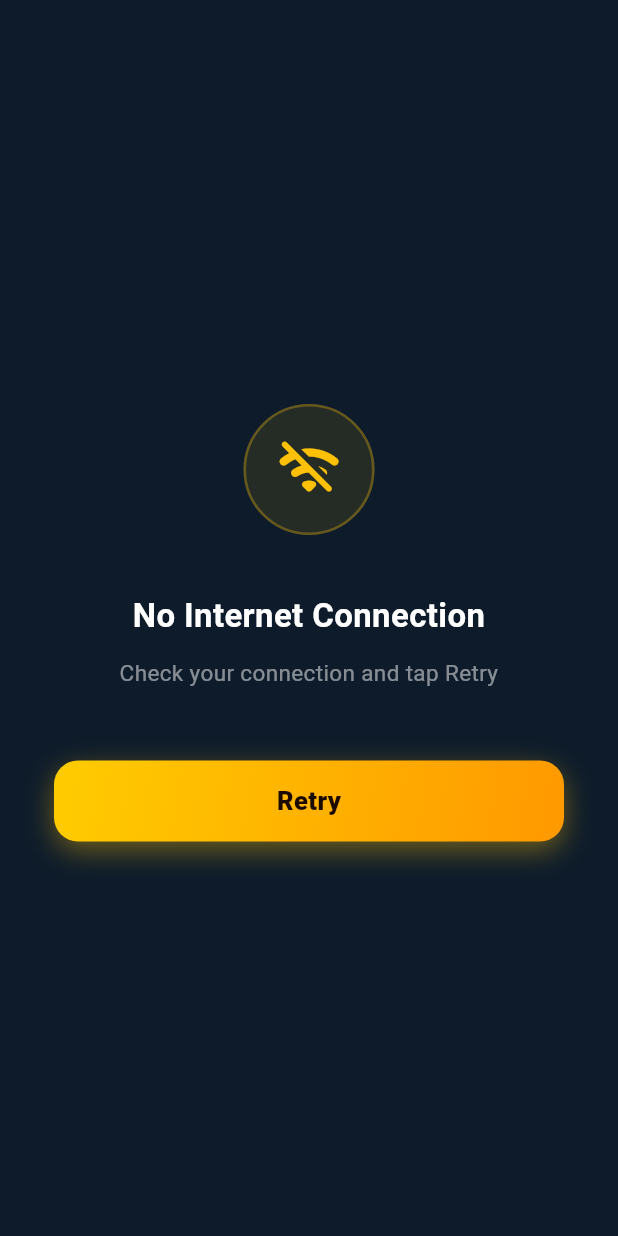
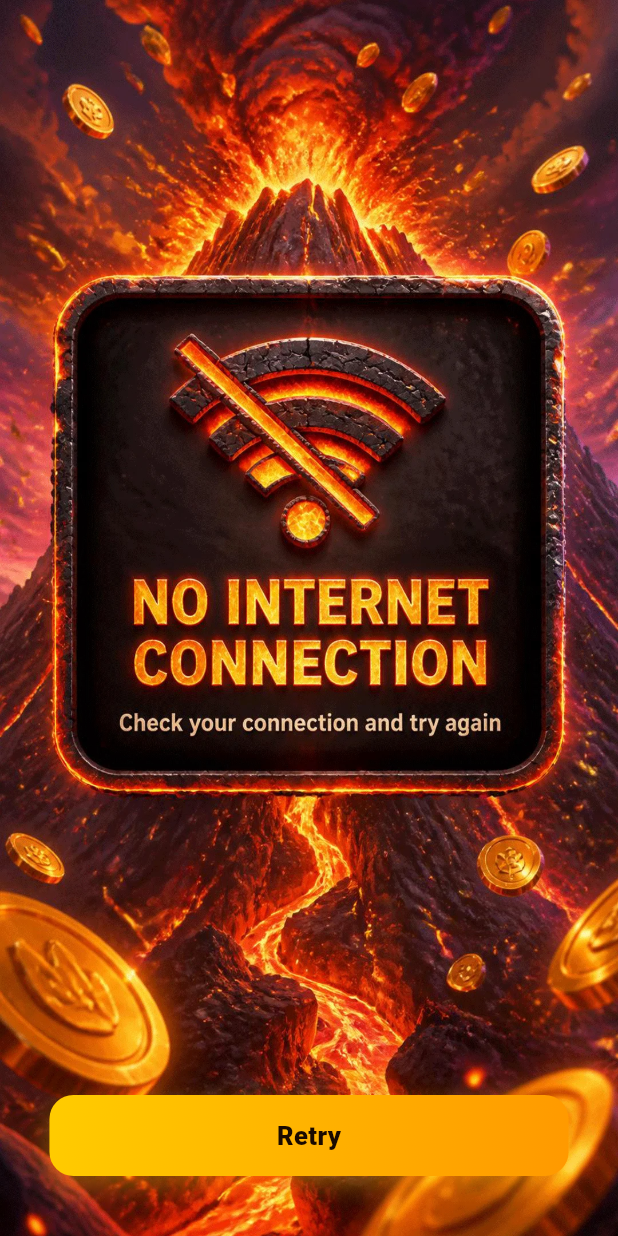
Before and after one commit to MikhailLB/LavaPickRun, a Flutter app: the screen it shows after launch, on a phone screen of 412 x 824 dp. Run offline on Flutter 3.47's test engine with Material 3 defaults, Android fonts, the phone set to English and light mode, and no system bars; our stand-ins replace audioplayers, connectivity_plus, device_info_plus, file_picker, firebase_core, firebase_messaging and 7 more; missing offline and left inert: appsflyer_sdk, firebase_app_check, webview_flutter_android; accounts and stored records are empty.

Commit message:
Custom screens, instant no-wifi, landscape safe area, cursor rule
Co-authored-by: Cursor <cursoragent@cursor.com>

```diff
--- a/lib/screens/no_internet_screen.dart
+++ b/lib/screens/no_internet_screen.dart
@@ -1,4 +1,8 @@
 import 'package:flutter/material.dart';
+
+// Background assets — orientation-aware
+// Portrait:  assets/Nowifi/Vertical_Nowifi_Screen.webp
+// Landscape: assets/Nowifi/Horizontal_Nowifi_Screen.webp
 
 class NoInternetScreen extends StatefulWidget {
   final WidgetBuilder retryScreenBuilder;
@@ -11,19 +15,12 @@ class NoInternetScreen extends StatefulWidget {
 class _NoInternetScreenState extends State<NoInternetScreen>
     with TickerProviderStateMixin {
   bool _isRetrying = false;
-  late AnimationController _pulse;
-  late Animation<double> _pulseAnim;
   late AnimationController _btn;
   late Animation<double> _btnScale;
 
   @override
   void initState() {
     super.initState();
-    _pulse = AnimationController(
-        vsync: this, duration: const Duration(milliseconds: 1800))
-      ..repeat(reverse: true);
-    _pulseAnim = Tween<double>(begin: 0.85, end: 1.0)
-        .animate(CurvedAnimation(parent: _pulse, curve: Curves.easeInOut));
     _btn = AnimationController(
         vsync: this, duration: const Duration(milliseconds: 120));
     _btnScale = Tween<double>(begin: 1.0, end: 0.94)
@@ -31,11 +28,15 @@ class _NoInternetScreenState extends State<NoInternetScreen>
   }
 
   @override
-  void dispose() { _pulse.dispose(); _btn.dispose(); super.dispose(); }
+  void dispose() {
+    _btn.dispose();
+    super.dispose();
+  }
 
   Future<void> _onRetry() async {
     if (_isRetrying) return;
-    await _btn.forward(); await _btn.reverse();
+    await _btn.forward();
+    await _btn.reverse();
     setState(() => _isRetrying = true);
     await Future.delayed(const Duration(milliseconds: 800));
     if (!mounted) return;
@@ -45,56 +46,59 @@ class _NoInternetScreenState extends State<NoInternetScreen>
 
   @override
   Widget build(BuildContext context) {
+    final size = MediaQuery.of(context).size;
+    final isLandscape =
+        MediaQuery.of(context).orientation == Orientation.landscape;
+    final vp = MediaQuery.of(context).viewPadding;
+
+    // Use project-specific custom no-wifi background screens
+    final bgAsset = isLandscape
+        ? 'assets/Nowifi/Horizontal_Nowifi_Screen.webp'
+        : 'assets/Nowifi/Vertical_Nowifi_Screen.webp';
+
     return Scaffold(
-      backgroundColor: const Color(0xFF0D1B2A),
-      body: SafeArea(
-        child: Center(
-          child: Padding(
-            padding: const EdgeInsets.symmetric(horizontal: 36),
-            child: Column(mainAxisAlignment: MainAxisAlignment.center, children: [
-              AnimatedBuilder(
-                animation: _pulseAnim,
-                builder: (_, _) => Transform.scale(
-                  scale: _pulseAnim.value,
-                  child: Container(
-                    width: 100, height: 100,
-                    decoration: BoxDecoration(
-                      shape: BoxShape.circle,
-                      color: Colors.amber.withValues(alpha: 0.1),
-                      border: Border.all(
-                          color: Colors.amber.withValues(alpha: 0.3), width: 2),
+      backgroundColor: Colors.black,
+      body: SizedBox.expand(
+        child: Stack(
+          fit: StackFit.expand,
+          children: [
+            // Full-screen custom background
+            Image.asset(
+              bgAsset,
+              fit: BoxFit.cover,
+              width: size.width,
+              height: size.height,
             ),
-                    child: const Icon(Icons.wifi_off_rounded,
-                        size: 52, color: Colors.amber),
-                  ),
-                ),
-              ),
-              const SizedBox(height: 32),
-              const Text('No Internet Connection',
-                  style: TextStyle(color: Colors.white, fontSize: 22,
-                      fontWeight: FontWeight.bold),
-                  textAlign: TextAlign.center),
-              const SizedBox(height: 12),
-              Text('Check your connection and tap Retry',
-                  style: TextStyle(color: Colors.white.withValues(alpha: 0.5),
-                      fontSize: 15),
-                  textAlign: TextAlign.center),
-              const SizedBox(height: 48),
-              ScaleTransition(
+
+            // Retry button — bottom center, respects safe area
+            Positioned(
+              left: isLandscape ? size.width * 0.34 : size.width * 0.08,
+              right: isLandscape ? size.width * 0.34 : size.width * 0.08,
+              bottom: (isLandscape ? vp.bottom + 16 : vp.bottom + 40),
+              child: ScaleTransition(
                 scale: _btnScale,
                 child: SizedBox(
-                  width: double.infinity, height: 54,
+                  height: 54,
                   child: DecoratedBox(
                     decoration: BoxDecoration(
-                      gradient: _isRetrying ? null : const LinearGradient(
+                      gradient: _isRetrying
+                          ? null
+                          : const LinearGradient(
                               colors: [Color(0xFFFFCC00), Color(0xFFFF9900)],
-                          begin: Alignment.topLeft, end: Alignment.bottomRight),
+                              begin: Alignment.topLeft,
+                              end: Alignment.bottomRight),
                       color: _isRetrying
-                          ? Colors.amber.withValues(alpha: 0.3) : null,
+                          ? Colors.amber.withValues(alpha: 0.3)
+                          : null,
                       borderRadius: BorderRadius.circular(16),
-                      boxShadow: _isRetrying ? [] : [
-                        BoxShadow(color: Colors.amber.withValues(alpha: 0.4),
-                            blurRadius: 16, offset: const Offset(0, 6)),
+                      boxShadow: _isRetrying
+                          ? []
+                          : [
+                              BoxShadow(
+                                color: Colors.amber.withValues(alpha: 0.4),
+                                blurRadius: 16,
+                                offset: const Offset(0, 6),
+                              ),
                             ],
                     ),
                     child: Material(
@@ -102,26 +106,44 @@ class _NoInternetScreenState extends State<NoInternetScreen>
                       child: InkWell(
                         borderRadius: BorderRadius.circular(16),
                         onTap: _isRetrying ? null : _onRetry,
-                        child: Center(child: _isRetrying
+                        child: Center(
+                          child: _isRetrying
                               ? Row(mainAxisSize: MainAxisSize.min, children: [
-                                const SizedBox(width: 20, height: 20,
-                                  child: CircularProgressIndicator(strokeWidth: 2.5,
-                                      valueColor: AlwaysStoppedAnimation<Color>(Colors.amber))),
+                                  const SizedBox(
+                                    width: 20,
+                                    height: 20,
+                                    child: CircularProgressIndicator(
+                                      strokeWidth: 2.5,
+                                      valueColor: AlwaysStoppedAnimation<Color>(
+                                          Colors.amber),
+                                    ),
+                                  ),
                                   const SizedBox(width: 12),
-                                Text('Connecting...',
-                                    style: TextStyle(color: Colors.amber.withValues(alpha: 0.9),
-                                        fontSize: 16, fontWeight: FontWeight.w600)),
+                                  Text(
+                                    'Connecting...',
+                                    style: TextStyle(
+                                      color: Colors.amber.withValues(alpha: 0.9),
+                                      fontSize: 16,
+                                      fontWeight: FontWeight.w600,
+                                    ),
+                                  ),
                                 ])
-                            : const Text('Retry',
-                                style: TextStyle(color: Color(0xFF1A0A00),
-                                    fontSize: 17, fontWeight: FontWeight.w800))),
+                              : const Text(
+                                  'Retry',
+                                  style: TextStyle(
+                                    color: Color(0xFF1A0A00),
+                                    fontSize: 17,
+                                    fontWeight: FontWeight.w800,
                                   ),
                                 ),
                         ),
                       ),
                     ),
-            ]),
                   ),
+                ),
+              ),
+            ),
+          ],
         ),
       ),
     );
```
Also changed, not shown: lib/screens/content_screen.dart (+31 -6 lines), lib/screens/push_promo_screen.dart (+77 -69 lines), 1 other file. Lines whose indentation alone changed are shown as unchanged.
